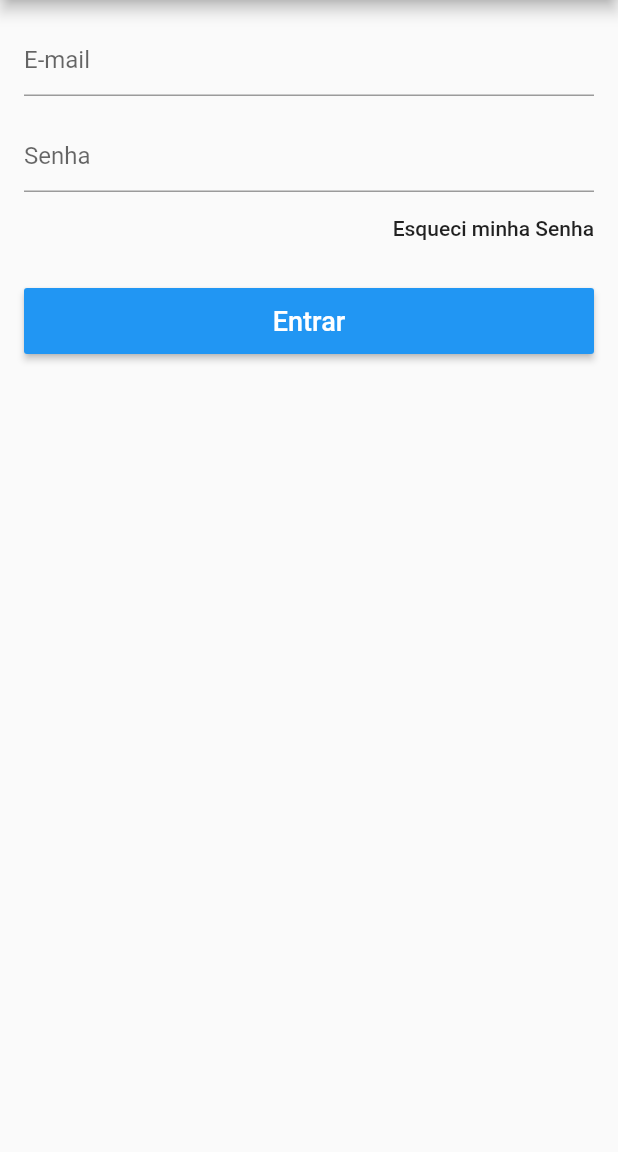
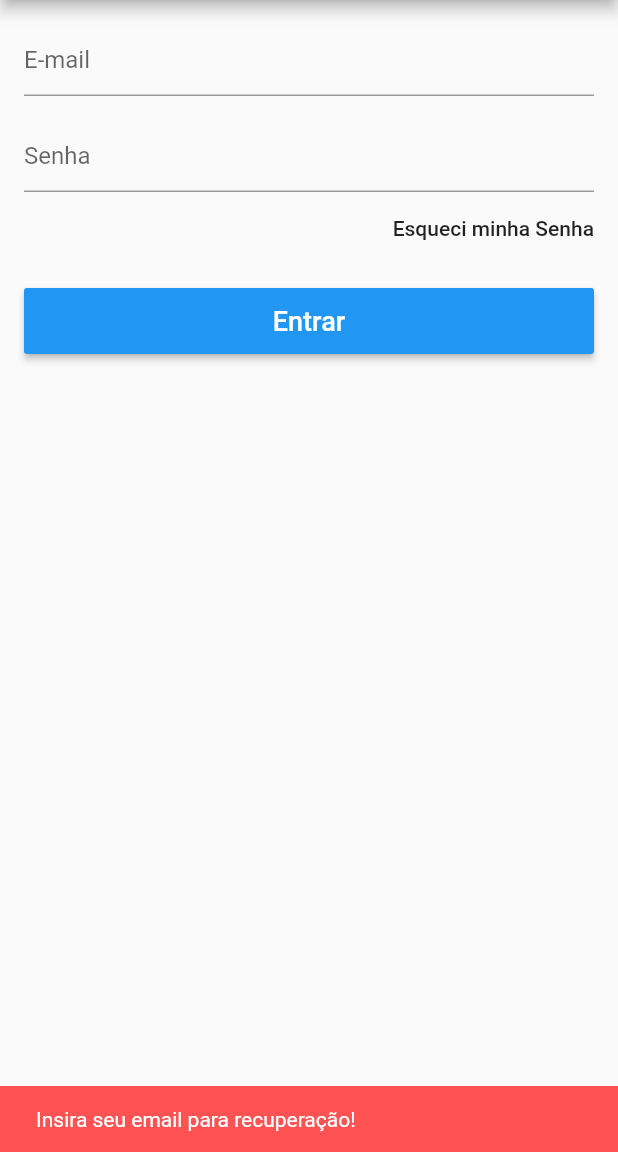
Before and after one commit to rychard43/Loja_app, a Flutter app: the LoginScreen screen opened directly, after a tap on "Esqueci minha Senha", on a phone screen of 412 x 824 dp, the part 84-1236 px from its top. Run offline on Flutter 3.47's test engine with Material 2 defaults, Android fonts, the phone set to English and light mode, and no system bars; our stand-ins replace carousel_pro, cloud_firestore, firebase_auth, transparent_image; accounts and stored records are empty.

Commit message:
recuperando senha

```diff
--- a/lib/models/user_model.dart
+++ b/lib/models/user_model.dart
@@ -60,8 +60,8 @@ class UserModel extends Model{
     notifyListeners();
   }
 
-  void recoverPass(){
-
+  void recoverPass(String email){
+    _auth.sendPasswordResetEmail(email: email);
   }
 
   bool isLoggedIn(){
--- a/lib/screens/login_screen.dart
+++ b/lib/screens/login_screen.dart
@@ -77,7 +77,24 @@ class _LoginScreenState extends State<LoginScreen> {
                 Align(
                   alignment: Alignment.centerRight,
                   child: FlatButton(
-                    onPressed: (){},
+                    onPressed: (){
+                      if(_emailController.text.isEmpty){
+                        _scaffoldKey.currentState.showSnackBar(
+                            SnackBar(content: Text("Insira seu email para recuperação!"),
+                              backgroundColor: Colors.redAccent,
+                              duration: Duration(seconds: 2),
+                            )
+                        );
+                      }else{
+                        model.recoverPass(_emailController.text);
+                        _scaffoldKey.currentState.showSnackBar(
+                            SnackBar(content: Text("Confira seu e-mail!"),
+                              backgroundColor: Theme.of(context).primaryColor,
+                              duration: Duration(seconds: 2),
+                            )
+                        );
+                      }
+                    },
                     child: Text("Esqueci minha Senha",
                       textAlign: TextAlign.right,
                     ),
```
